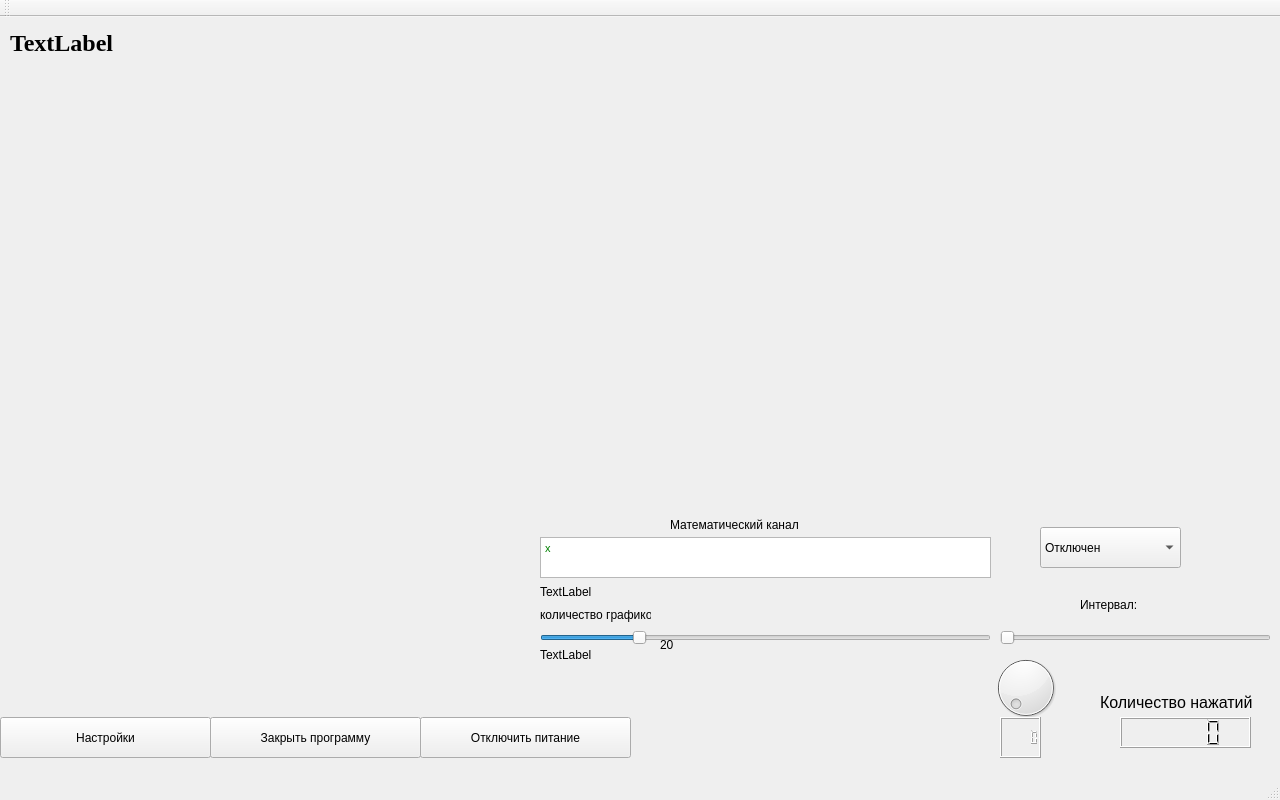
tomyqg/topaz-m, file mainwindow.ui: the form before one commit.
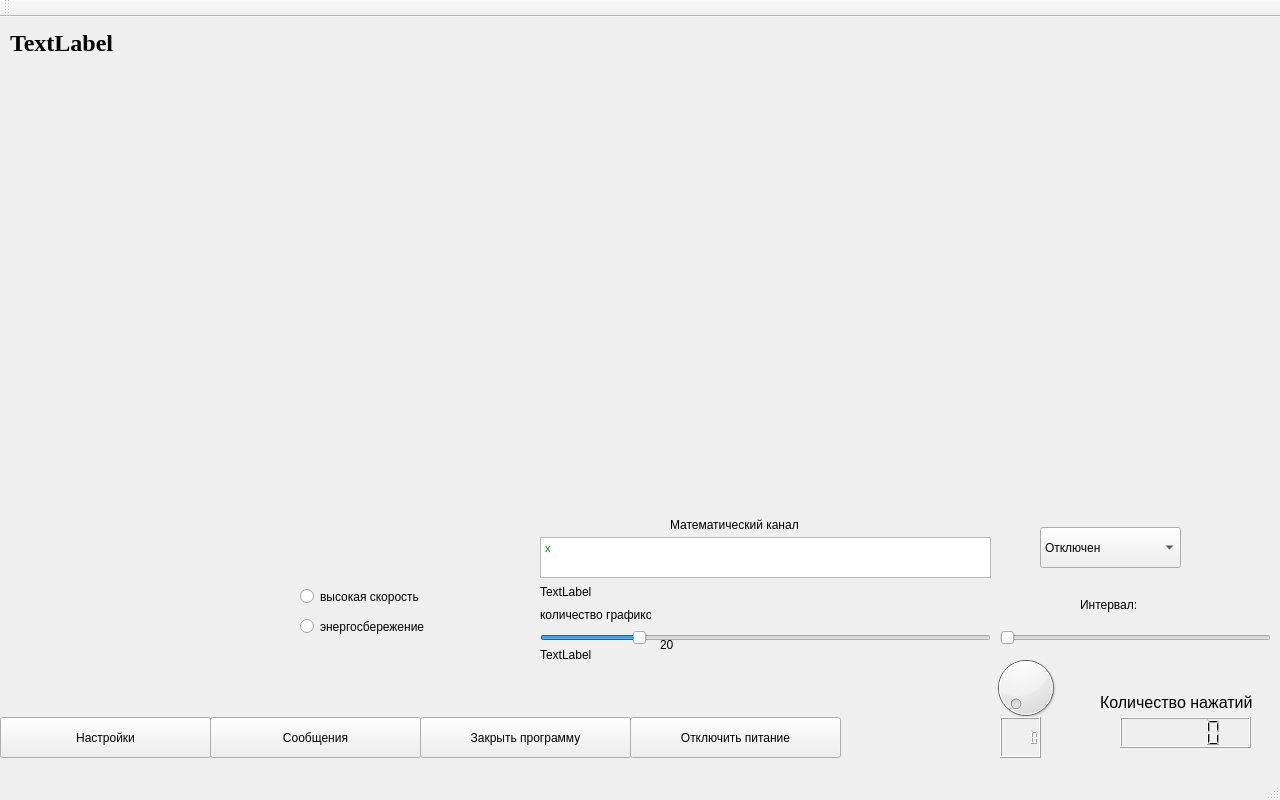
The form after the commit. Icons and pictures are not drawn. Custom widgets are drawn as their Qt base class.

Patch:
```diff
--- a/mainwindow.ui
+++ b/mainwindow.ui
@@ -58,7 +58,7 @@
    <widget class="QPushButton" name="pushButton">
     <property name="geometry">
      <rect>
-      <x>420</x>
+      <x>630</x>
       <y>700</y>
       <width>211</width>
       <height>41</height>
@@ -322,7 +322,7 @@
    <widget class="QPushButton" name="pushButton_3">
     <property name="geometry">
      <rect>
-      <x>210</x>
+      <x>420</x>
       <y>700</y>
       <width>211</width>
       <height>41</height>
@@ -430,6 +430,48 @@
      <string>TextLabel</string>
     </property>
    </widget>
+   <widget class="QPushButton" name="pushButton_4">
+    <property name="geometry">
+     <rect>
+      <x>210</x>
+      <y>700</y>
+      <width>211</width>
+      <height>41</height>
+     </rect>
+    </property>
+    <property name="focusPolicy">
+     <enum>Qt::ClickFocus</enum>
+    </property>
+    <property name="text">
+     <string>Сообщения</string>
+    </property>
+   </widget>
+   <widget class="QRadioButton" name="radioButton">
+    <property name="geometry">
+     <rect>
+      <x>300</x>
+      <y>570</y>
+      <width>151</width>
+      <height>19</height>
+     </rect>
+    </property>
+    <property name="text">
+     <string>высокая скорость</string>
+    </property>
+   </widget>
+   <widget class="QRadioButton" name="radioButton_2">
+    <property name="geometry">
+     <rect>
+      <x>300</x>
+      <y>600</y>
+      <width>151</width>
+      <height>19</height>
+     </rect>
+    </property>
+    <property name="text">
+     <string>энергосбережение</string>
+    </property>
+   </widget>
   </widget>
   <widget class="QMenuBar" name="menuBar">
    <property name="geometry">
```
